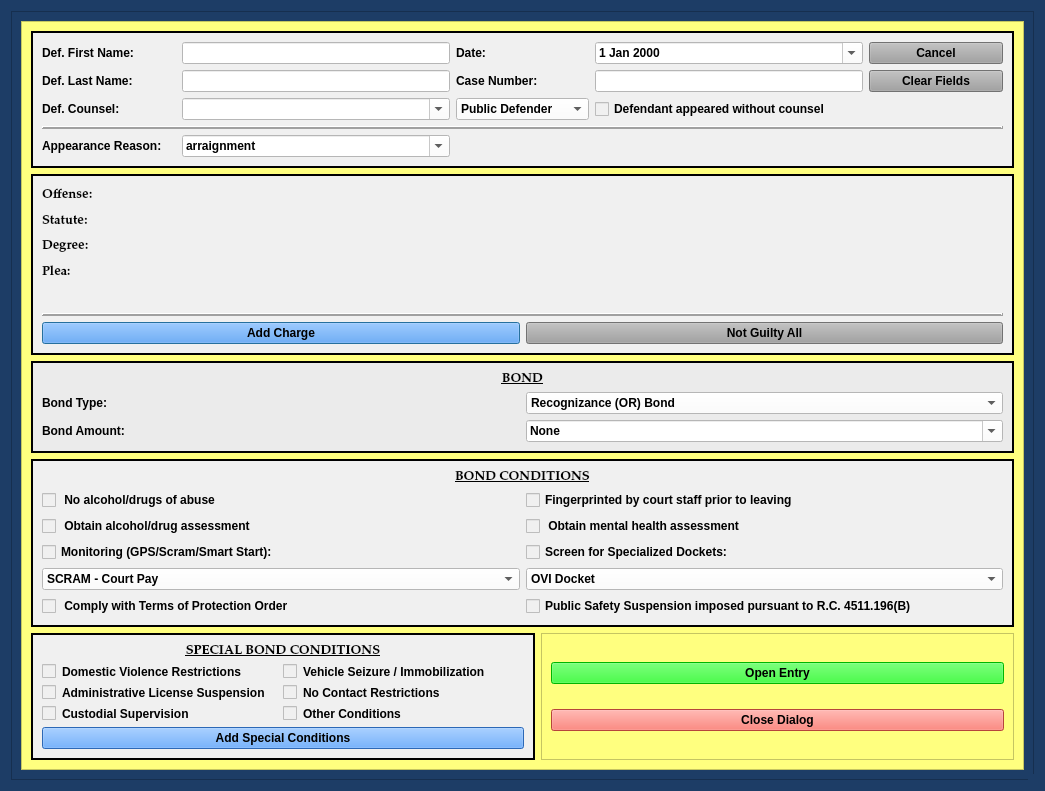
The window that munientry/views/ui/NotGuiltyBondDialog.ui (HunterProgram22/MuniEntry) describes before a commit, drawn with Qt 5.
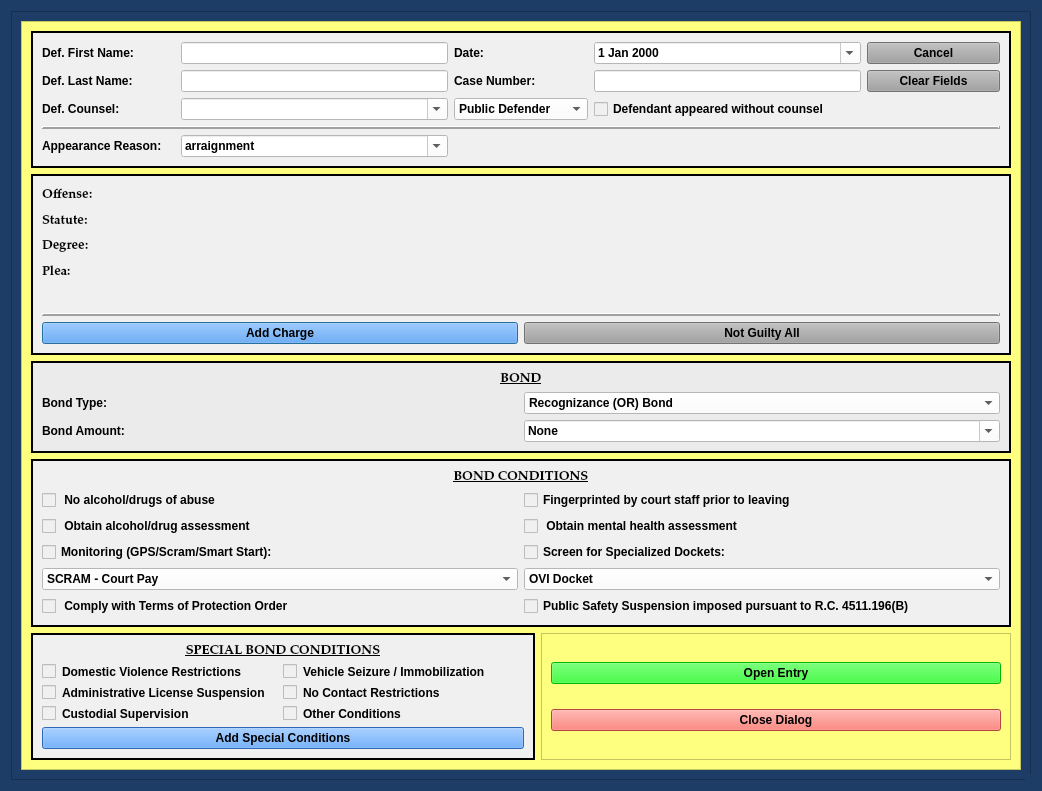
The same window after the commit. Custom widgets are drawn as their Qt base class.

Commit message: UI updated - working on entry opening - checkbox issue.

The edit to the form file:
```diff
--- a/munientry/views/ui/NotGuiltyBondDialog.ui
+++ b/munientry/views/ui/NotGuiltyBondDialog.ui
@@ -12,7 +12,7 @@
    <rect>
     <x>0</x>
     <y>0</y>
-    <width>1045</width>
+    <width>1042</width>
     <height>791</height>
    </rect>
   </property>
@@ -180,7 +180,7 @@
           <rect>
            <x>0</x>
            <y>0</y>
-           <width>988</width>
+           <width>985</width>
            <height>792</height>
           </rect>
          </property>
```
The commit also changes 3 other files.
